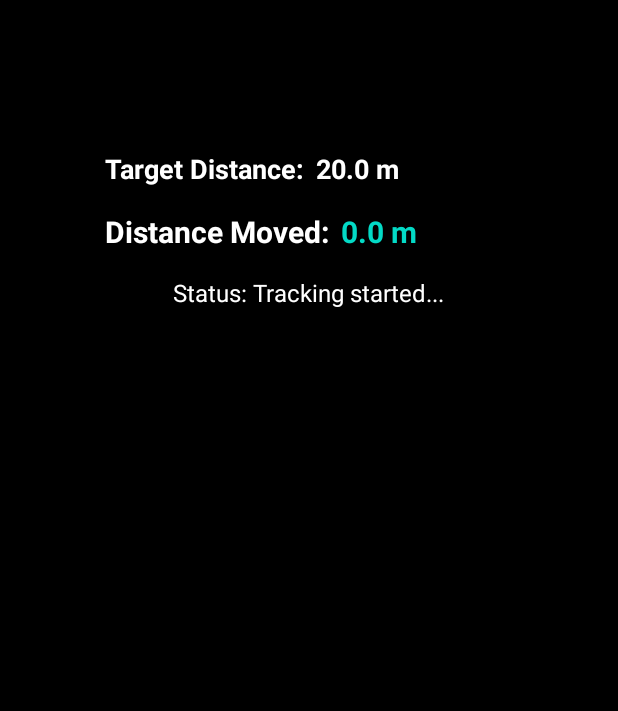
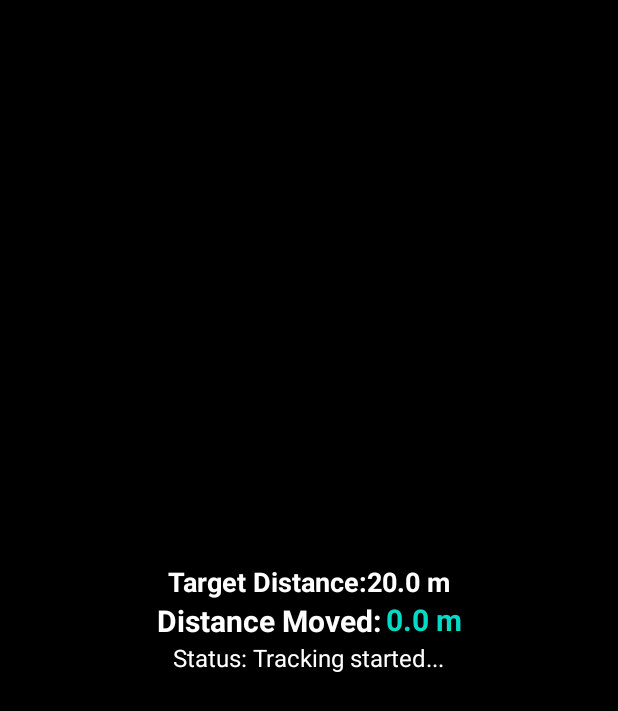
Before and after one commit to expert-tester/WakeMeUp, an Android app: the fragment LocationTracker placed in its activity, on a phone screen of 412 x 824 dp. Shown: the top 711 px of the screen. Run offline under Robolectric (Android 15) with nearby library versions, the light colour scheme and no system bars.

Commit message:
UI adjustment

```diff
--- a/app/src/main/res/layout/activity_alarm_ring.xml
+++ b/app/src/main/res/layout/activity_alarm_ring.xml
@@ -36,6 +36,7 @@
         android:stateListAnimator="@null"
         android:text="Stop"
         android:textColor="#FF9800"
+        android:textSize="20sp"
         android:textStyle="bold" />
 
     <Button
@@ -48,7 +49,7 @@
         android:stateListAnimator="@null"
         android:text="Snooze"
         android:textColor="#FF9800"
-        android:textSize="12sp"
+        android:textSize="14sp"
         android:textStyle="bold" />
 
 </LinearLayout>
--- a/app/src/main/res/layout/activity_location.xml
+++ b/app/src/main/res/layout/activity_location.xml
@@ -8,66 +8,74 @@
     tools:context=".games.location.LocationTracker"
     android:background="@color/black">
 
+    <!-- Target Distance -->
+
     <TextView
         android:id="@+id/tvTargetDistanceLabel"
         android:layout_width="wrap_content"
         android:layout_height="wrap_content"
         android:text="Target Distance:"
+        android:textColor="@color/white"
         android:textSize="18sp"
         android:textStyle="bold"
-        android:textColor="@color/white"
+        app:layout_constraintBottom_toTopOf="@id/tvDistanceMovedLabel"
+        app:layout_constraintEnd_toStartOf="@id/tvTargetDistance"
+        app:layout_constraintHorizontal_chainStyle="packed"
         app:layout_constraintStart_toStartOf="parent"
         app:layout_constraintTop_toTopOf="parent"
-        android:layout_marginTop="100dp"
-        android:layout_marginLeft="70dp"/>
+        app:layout_constraintVertical_bias="0.5"
+        app:layout_constraintVertical_chainStyle="packed" />
 
     <TextView
         android:id="@+id/tvTargetDistance"
         android:layout_width="wrap_content"
         android:layout_height="wrap_content"
-        android:layout_marginStart="8dp"
         android:text="20m"
+        android:textColor="@color/white"
         android:textSize="18sp"
         android:textStyle="bold"
-        android:textColor="@color/white"
         app:layout_constraintBaseline_toBaselineOf="@id/tvTargetDistanceLabel"
+        app:layout_constraintEnd_toEndOf="parent"
         app:layout_constraintStart_toEndOf="@id/tvTargetDistanceLabel" />
 
+    <!-- Distance Moved -->
     <TextView
         android:id="@+id/tvDistanceMovedLabel"
         android:layout_width="wrap_content"
         android:layout_height="wrap_content"
-        android:layout_marginTop="16dp"
         android:text="Distance Moved:"
+        android:textColor="@color/white"
         android:textSize="20sp"
         android:textStyle="bold"
-        android:textColor="@color/white"
+        app:layout_constraintBottom_toTopOf="@id/tvStatus"
+        app:layout_constraintEnd_toStartOf="@id/tvDistanceMoved"
+        app:layout_constraintHorizontal_bias="0.971"
         app:layout_constraintStart_toStartOf="parent"
-        app:layout_constraintTop_toBottomOf="@id/tvTargetDistanceLabel"
-        android:layout_marginLeft="70dp"/>
+        app:layout_constraintTop_toBottomOf="@id/tvTargetDistanceLabel" />
 
     <TextView
         android:id="@+id/tvDistanceMoved"
         android:layout_width="wrap_content"
         android:layout_height="wrap_content"
-        android:layout_marginStart="8dp"
+        android:layout_marginTop="24dp"
+        android:layout_marginEnd="104dp"
         android:text="0.0 m"
         android:textColor="@color/design_default_color_secondary"
         android:textSize="20sp"
         android:textStyle="bold"
-        app:layout_constraintBaseline_toBaselineOf="@id/tvDistanceMovedLabel"
-        app:layout_constraintStart_toEndOf="@id/tvDistanceMovedLabel" />
+        app:layout_constraintEnd_toEndOf="parent"
+        app:layout_constraintTop_toTopOf="@+id/tvTargetDistance" />
 
     <TextView
         android:id="@+id/tvStatus"
         android:layout_width="wrap_content"
         android:layout_height="wrap_content"
-        android:layout_marginTop="16dp"
         android:text="Status: Waiting for location..."
+        android:textColor="@color/white"
         android:textSize="16sp"
-        android:textColor="@color/white"
+        app:layout_constraintTop_toBottomOf="@id/tvDistanceMovedLabel"
+        app:layout_constraintStart_toStartOf="parent"
         app:layout_constraintEnd_toEndOf="parent"
-        app:layout_constraintStart_toStartOf="parent"
-        app:layout_constraintTop_toBottomOf="@id/tvDistanceMoved" />
+        app:layout_constraintBottom_toBottomOf="parent"/>
 
 </androidx.constraintlayout.widget.ConstraintLayout>
--- a/app/src/main/res/layout/activity_set_alarm.xml
+++ b/app/src/main/res/layout/activity_set_alarm.xml
@@ -17,7 +17,8 @@
         android:layout_height="wrap_content"
         android:layout_marginBottom="16dp"
         android:gravity="center_vertical"
-        android:orientation="horizontal">
+        android:orientation="horizontal"
+        android:paddingTop="27dp">
 
         <Button
             android:id="@+id/cancelBtn"
--- a/app/src/main/res/layout/alarm.xml
+++ b/app/src/main/res/layout/alarm.xml
@@ -4,16 +4,17 @@
     android:orientation="vertical"
     android:layout_width="match_parent"
     android:layout_height="match_parent"
-    android:paddingTop="24dp"
+    android:paddingTop="35dp"
     android:background="#000000">
 
     <!-- Row with Edit and + Add buttons -->
+
     <LinearLayout
         android:layout_width="match_parent"
         android:layout_height="wrap_content"
         android:gravity="center_vertical"
         android:orientation="horizontal"
-        android:padding="12dp">
+        android:padding="27dp">
 
         <!--        <Button
             android:id="@+id/editBtn"
```
